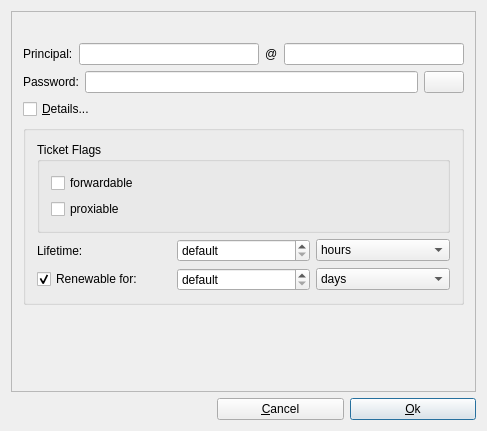
Old version of the form src/kinitdialog.ui in the repository bas524/kerberos-ticket-watcher.
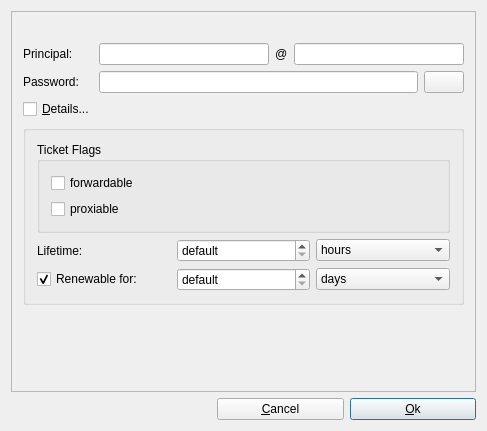
New version of the form.

```diff
--- a/src/kinitdialog.ui
+++ b/src/kinitdialog.ui
@@ -79,6 +79,12 @@
        <layout class="QHBoxLayout" name="horizontalLayout_2">
         <item>
          <widget class="QLabel" name="textLabel3">
+          <property name="minimumSize">
+           <size>
+            <width>70</width>
+            <height>0</height>
+           </size>
+          </property>
           <property name="text">
            <string>Principal:</string>
           </property>
@@ -109,6 +115,12 @@
        <layout class="QHBoxLayout" name="horizontalLayout">
         <item>
          <widget class="QLabel" name="passwordLabel">
+          <property name="minimumSize">
+           <size>
+            <width>70</width>
+            <height>0</height>
+           </size>
+          </property>
           <property name="text">
            <string>Password:</string>
           </property>
```
